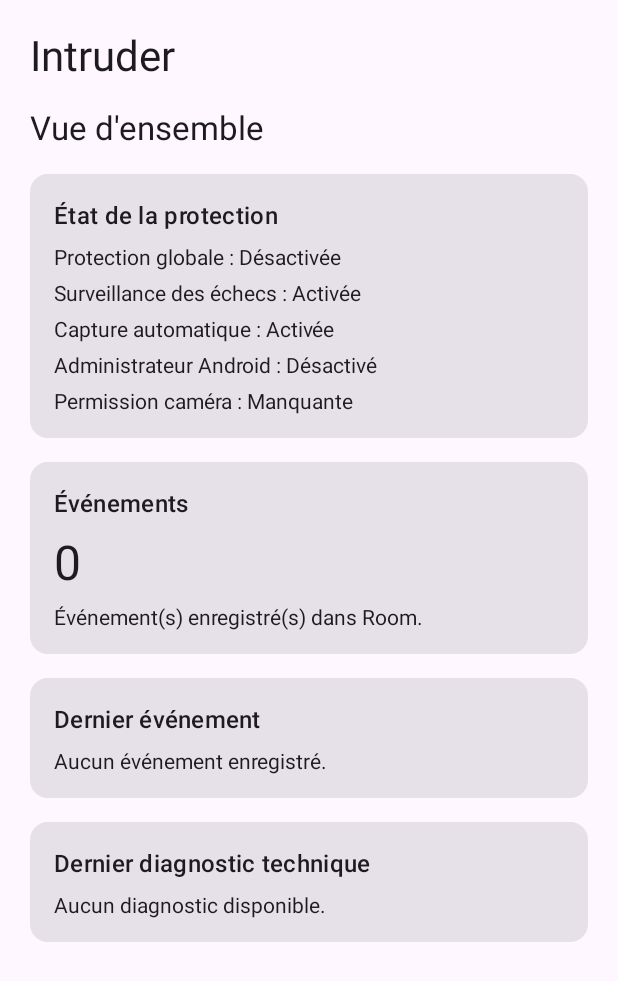
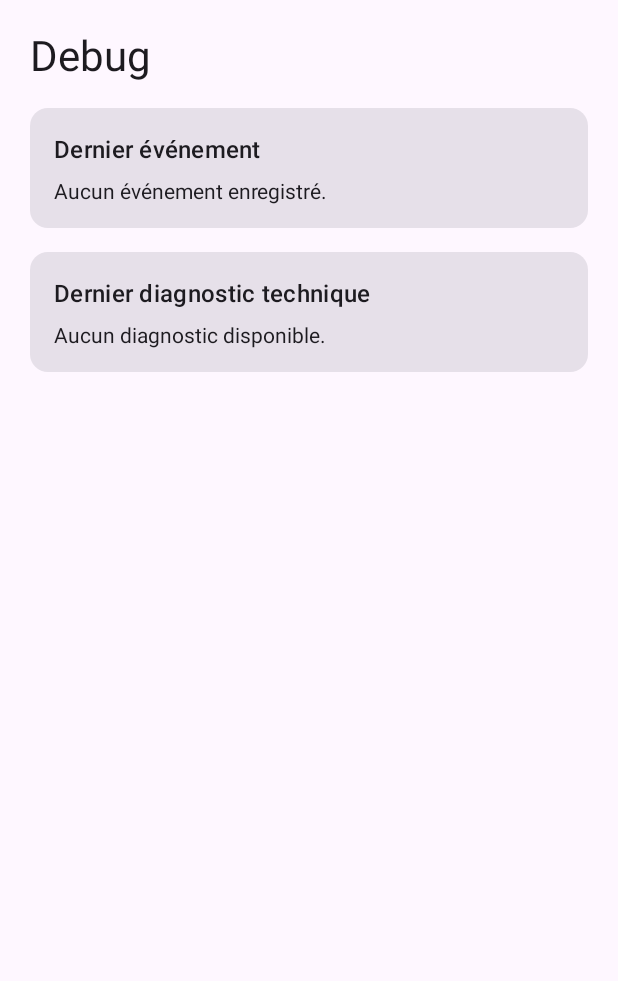
Before and after one commit to lucentis/intruder, an Android app built with Jetpack Compose: the composable DebugScreen called with empty values, on a phone screen of 412 x 824 dp. Shown: the top 981 px of the screen. Run offline under Robolectric (Android 15) with nearby library versions, the phone set to English and light mode, and no system bars.

Commit message:
feat(debug): add temporary debug navigation tab

```diff
--- a/app/src/main/java/fr/lucentis/intruder/presentation/home/HomeScreen.kt
+++ b/app/src/main/java/fr/lucentis/intruder/presentation/debug/DebugScreen.kt
@@ -1,11 +1,10 @@
 
-package fr.lucentis.intruder.presentation.home
+package fr.lucentis.intruder.presentation.debug
 
 import android.graphics.BitmapFactory
 import androidx.compose.foundation.Image
 import androidx.compose.foundation.layout.Arrangement
 import androidx.compose.foundation.layout.Column
-import androidx.compose.foundation.layout.Spacer
 import androidx.compose.foundation.layout.fillMaxWidth
 import androidx.compose.foundation.layout.padding
 import androidx.compose.foundation.layout.size
@@ -18,7 +17,6 @@ import androidx.compose.ui.Modifier
 import androidx.compose.ui.graphics.asImageBitmap
 import androidx.compose.ui.layout.ContentScale
 import androidx.compose.ui.unit.dp
-import fr.lucentis.intruder.domain.model.AppSettings
 import fr.lucentis.intruder.domain.model.CaptureStatus
 import fr.lucentis.intruder.domain.model.Event
 
@@ -30,11 +28,7 @@ data class DiagnosticInfo(
 )
 
 @Composable
-fun HomeScreen(
-    settings: AppSettings,
-    isAdminActive: Boolean,
-    hasCameraPermission: Boolean,
-    eventCount: Int,
+fun DebugScreen(
     latestEvent: Event?,
     diagnostic: DiagnosticInfo?
 ) {
@@ -45,70 +39,20 @@ fun HomeScreen(
         verticalArrangement = Arrangement.spacedBy(16.dp)
     ) {
         Text(
-            text = "Intruder",
+            text = "Debug",
             style = MaterialTheme.typography.headlineMedium
         )
 
-        Text(
-            text = "Vue d'ensemble",
-            style = MaterialTheme.typography.titleLarge
-        )
-
+        // Dernier événement enregistré dans Room
         Card(modifier = Modifier.fillMaxWidth()) {
             Column(
                 modifier = Modifier.padding(16.dp),
                 verticalArrangement = Arrangement.spacedBy(8.dp)
             ) {
-                Text("État de la protection", style = MaterialTheme.typography.titleMedium)
-
                 Text(
-                    "Protection globale : ${
-                        if (settings.globalProtectionEnabled) "Activée" else "Désactivée"
-                    }"
+                    "Dernier événement",
+                    style = MaterialTheme.typography.titleMedium
                 )
-                Text(
-                    "Surveillance des échecs : ${
-                        if (settings.monitorFailedAttempts) "Activée" else "Désactivée"
-                    }"
-                )
-                Text(
-                    "Capture automatique : ${
-                        if (settings.automaticCaptureEnabled) "Activée" else "Désactivée"
-                    }"
-                )
-                Text(
-                    "Administrateur Android : ${
-                        if (isAdminActive) "Activé" else "Désactivé"
-                    }"
-                )
-                Text(
-                    "Permission caméra : ${
-                        if (hasCameraPermission) "Accordée" else "Manquante"
-                    }"
-                )
-            }
-        }
-
-        Card(modifier = Modifier.fillMaxWidth()) {
-            Column(
-                modifier = Modifier.padding(16.dp),
-                verticalArrangement = Arrangement.spacedBy(8.dp)
-            ) {
-                Text("Événements", style = MaterialTheme.typography.titleMedium)
-                Text(
-                    text = eventCount.toString(),
-                    style = MaterialTheme.typography.headlineLarge
-                )
-                Text("Événement(s) enregistré(s) dans Room.")
-            }
-        }
-
-        Card(modifier = Modifier.fillMaxWidth()) {
-            Column(
-                modifier = Modifier.padding(16.dp),
-                verticalArrangement = Arrangement.spacedBy(8.dp)
-            ) {
-                Text("Dernier événement", style = MaterialTheme.typography.titleMedium)
 
                 latestEvent?.let { event ->
                     Text("Type : ${event.type}")
@@ -116,7 +60,8 @@ fun HomeScreen(
                     Text("Raison : ${event.failureReason ?: "Aucune"}")
                     Text("Date : ${event.timestamp}")
 
-                    if (event.captureStatus == CaptureStatus.SUCCESS &&
+                    if (
+                        event.captureStatus == CaptureStatus.SUCCESS &&
                         event.photoPath != null
                     ) {
                         val bitmap = remember(event.photoPath) {
@@ -138,9 +83,14 @@ fun HomeScreen(
                     } else {
                         Text(
                             when (event.captureStatus) {
-                                CaptureStatus.FAILED -> "La prise de photo a échoué."
-                                CaptureStatus.SKIPPED -> "Aucune photo n'a été prise."
-                                CaptureStatus.SUCCESS -> "Aucune photo associée."
+                                CaptureStatus.FAILED ->
+                                    "La prise de photo a échoué."
+
+                                CaptureStatus.SKIPPED ->
+                                    "Aucune photo n'a été prise."
+
+                                CaptureStatus.SUCCESS ->
+                                    "Aucune photo associée."
                             }
                         )
                     }
@@ -148,12 +98,16 @@ fun HomeScreen(
             }
         }
 
+        // Dernier diagnostic conservé par EventProcessor
         Card(modifier = Modifier.fillMaxWidth()) {
             Column(
                 modifier = Modifier.padding(16.dp),
                 verticalArrangement = Arrangement.spacedBy(8.dp)
             ) {
-                Text("Dernier diagnostic technique", style = MaterialTheme.typography.titleMedium)
+                Text(
+                    "Dernier diagnostic technique",
+                    style = MaterialTheme.typography.titleMedium
+                )
 
                 diagnostic?.let { result ->
                     Text("Événement traité : ${result.eventType}")
@@ -167,7 +121,5 @@ fun HomeScreen(
                 } ?: Text("Aucun diagnostic disponible.")
             }
         }
-
-        Spacer(modifier = Modifier.size(8.dp))
     }
 }
--- a/app/src/main/java/fr/lucentis/intruder/presentation/navigation/AppNavigation.kt
+++ b/app/src/main/java/fr/lucentis/intruder/presentation/navigation/AppNavigation.kt
@@ -37,11 +37,11 @@ import fr.lucentis.intruder.domain.model.Event
 import fr.lucentis.intruder.domain.model.EventType
 import fr.lucentis.intruder.platform.monitoring.FailedUnlockMonitor
 import fr.lucentis.intruder.platform.monitoring.SuccessfulUnlockMonitor
-import fr.lucentis.intruder.presentation.home.DiagnosticInfo
-import fr.lucentis.intruder.presentation.home.HomeScreen
+import fr.lucentis.intruder.presentation.debug.DiagnosticInfo
 import fr.lucentis.intruder.presentation.settings.SettingsScreen
 import fr.lucentis.intruder.domain.gallery.GalleryDisplayMode
 import fr.lucentis.intruder.presentation.gallery.GalleryScreen
+import fr.lucentis.intruder.presentation.debug.DebugScreen
 import kotlinx.coroutines.flow.first
 import kotlinx.coroutines.launch
 
@@ -155,6 +155,12 @@ fun AppNavigation(container: AppContainer) {
                     onClick = { selectedTab = 1 },
                     icon = { Text("⚙") },
                     label = { Text("Réglages") }
+                )
+                NavigationBarItem(
+                    selected = selectedTab == 2,
+                    onClick = { selectedTab = 2 },
+                    icon = { Text("⚙") },
+                    label = { Text("Debug") }
                 )
             }
         }
@@ -271,6 +277,17 @@ fun AppNavigation(container: AppContainer) {
                             }
                         )
                     }
+
+                2 -> Column(
+                    modifier = Modifier
+                        .fillMaxSize()
+                        .verticalScroll(rememberScrollState())
+                ) {
+                    DebugScreen(
+                        latestEvent = latestEvent,
+                        diagnostic = diagnosticInfo
+                    )
+                }
             }
         }
     }
```
